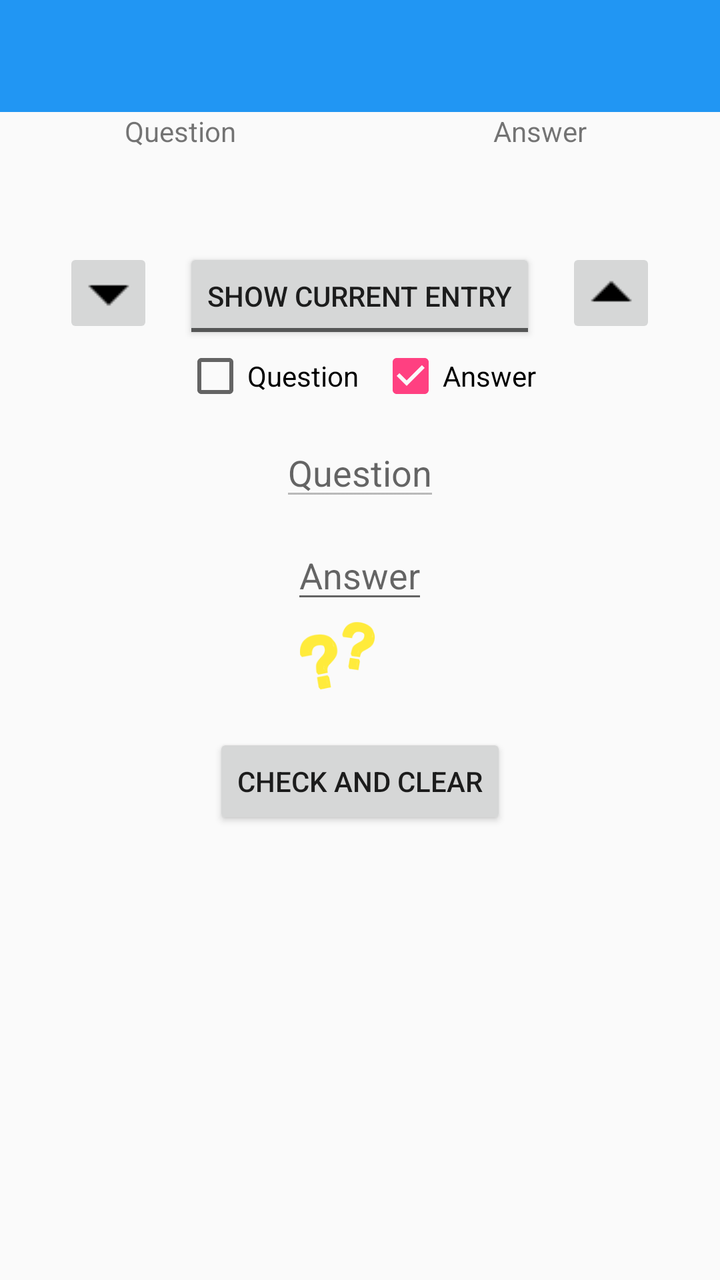
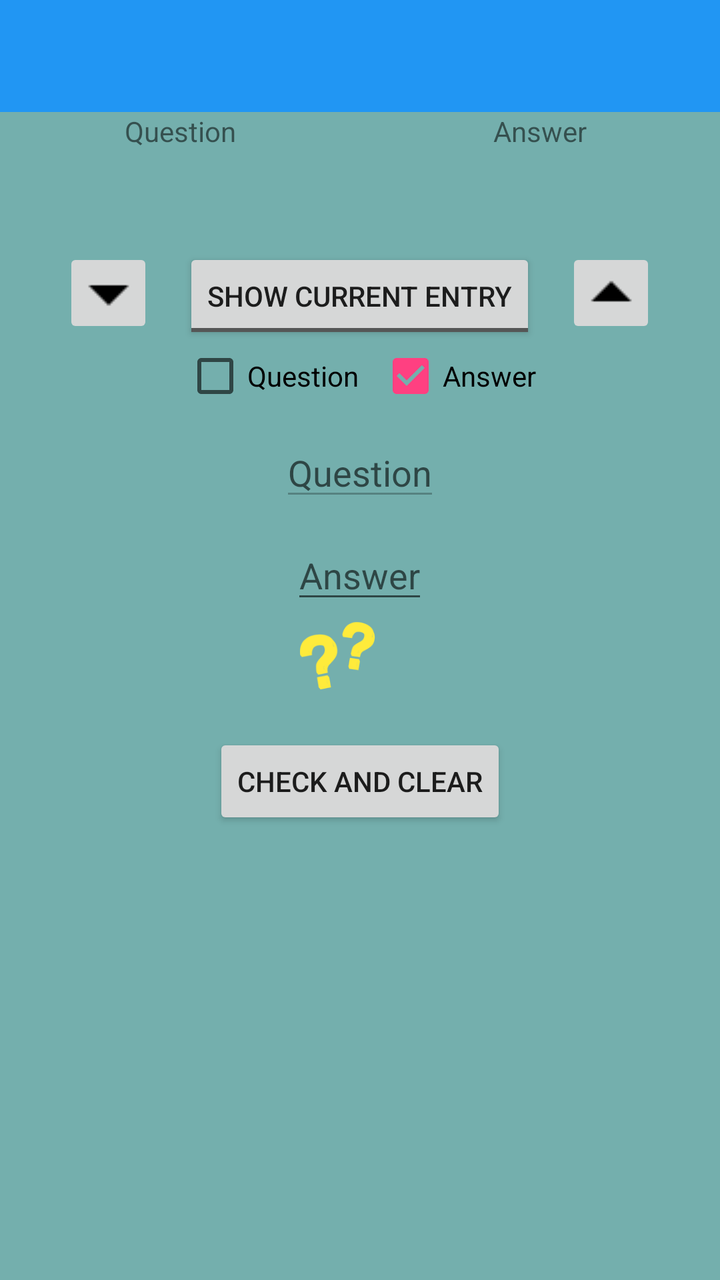

An Android layout rendered at two revisions. The XML below is the earlier revision; the diff shows what the commit changed to produce the second picture.
<!-- AndroidManifest.xml: application theme AppTheme -->
<!-- res/layout/activity_study_wrong_answers.xml -->
<?xml version="1.0" encoding="utf-8"?>
<LinearLayout xmlns:android="http://schemas.android.com/apk/res/android"
    android:layout_width="match_parent"
    android:layout_height="match_parent"
    android:orientation="vertical">

    <android.support.v7.widget.Toolbar xmlns:app="http://schemas.android.com/apk/res-auto"
        android:id="@+id/toolbar_main_activity"
        android:layout_width="match_parent"
        android:layout_height="?attr/actionBarSize"
        android:background="?attr/colorPrimary"
        android:minHeight="?attr/actionBarSize"/>


    <ScrollView
        android:layout_width="match_parent"
        android:layout_height="wrap_content">


        <LinearLayout
            android:layout_width="match_parent"
            android:layout_height="wrap_content"
            android:orientation="vertical">

            <LinearLayout
                android:layout_width="match_parent"
                android:layout_height="wrap_content"
                android:layout_gravity="center_horizontal"
                android:orientation="horizontal">

                <TextView
                    android:layout_width="0dp"
                    android:layout_height="wrap_content"
                    android:layout_weight="1"
                    android:gravity="center"
                    android:text="@string/question" />

                <TextView
                    android:layout_width="0dp"
                    android:layout_height="wrap_content"
                    android:layout_weight="1"
                    android:gravity="center"
                    android:text="@string/answer" />

            </LinearLayout>

            <LinearLayout
                android:layout_width="match_parent"
                android:layout_height="wrap_content"
                android:orientation="horizontal">

                <TextView
                    android:id="@+id/current_study_question"
                    android:layout_width="0dp"
                    android:layout_height="wrap_content"
                    android:layout_marginRight="5dp"
                    android:layout_weight="1"
                    android:gravity="center" />

                <TextView
                    android:id="@+id/current_study_answer"
                    android:layout_width="0dp"
                    android:layout_height="wrap_content"
                    android:layout_marginLeft="5dp"
                    android:layout_weight="1"
                    android:gravity="center" />

            </LinearLayout>

            <LinearLayout
                android:layout_width="wrap_content"
                android:layout_height="wrap_content"
                android:layout_gravity="center_horizontal"
                android:layout_marginTop="30dp">

                <ImageButton
                    android:id="@+id/down"
                    android:layout_width="45dp"
                    android:layout_height="45dp"
                    android:src="@drawable/ic_arrow_drop_down_black_24dp" />

                <ToggleButton
                    android:id="@+id/show_current_study_entry"
                    android:layout_width="wrap_content"
                    android:layout_height="wrap_content"
                    android:layout_gravity="center"
                    android:layout_marginLeft="15dp"
                    android:layout_marginRight="15dp"
                    android:textOff="@string/show_current_entry"
                    android:textOn="@string/hide_current_entry" />

                <ImageButton
                    android:id="@+id/up"
                    android:layout_width="45dp"
                    android:layout_height="45dp"
                    android:src="@drawable/ic_arrow_drop_up_black_24dp" />
            </LinearLayout>


            <LinearLayout
                android:layout_width="wrap_content"
                android:layout_height="wrap_content"
                android:layout_gravity="center"
                android:layout_marginBottom="10dp"
                android:orientation="horizontal">

                <CheckBox
                    android:id="@+id/study_question"
                    android:layout_width="wrap_content"
                    android:layout_height="wrap_content"
                    android:layout_marginRight="5dp"
                    android:checked="false"
                    android:text="@string/question" />

                <CheckBox
                    android:id="@+id/study_answer"
                    android:layout_width="wrap_content"
                    android:layout_height="wrap_content"
                    android:layout_marginLeft="5dp"
                    android:checked="true"
                    android:text="@string/answer" />
            </LinearLayout>

            <LinearLayout
                android:layout_width="match_parent"
                android:layout_height="wrap_content"
                android:orientation="vertical">

                <EditText
                    android:id="@+id/question"
                    android:layout_width="wrap_content"
                    android:layout_height="wrap_content"
                    android:layout_gravity="center"
                    android:layout_marginBottom="10dp"
                    android:hint="@string/question"
                    android:minLines="1"
                    android:scrollbarAlwaysDrawVerticalTrack="true"
                    android:imeOptions="flagNoExtractUi"
                    android:enabled="false"/>

                <EditText
                    android:id="@+id/answer"
                    android:layout_width="wrap_content"
                    android:layout_height="wrap_content"
                    android:layout_gravity="center"
                    android:hint="@string/answer"
                    android:minLines="1"
                    android:scrollbarAlwaysDrawVerticalTrack="true"
                    android:imeOptions="flagNoExtractUi"/>

                <LinearLayout
                    android:layout_width="wrap_content"
                    android:layout_height="wrap_content"
                    android:layout_gravity="center">

                    <ImageView
                        android:id="@+id/result_image"
                        android:layout_width="45dp"
                        android:layout_height="45dp"
                        android:src="@drawable/ic_question_marks" />

                    <TextView
                        android:id="@+id/correct_answers"
                        android:layout_width="wrap_content"
                        android:layout_height="wrap_content"
                        android:layout_marginLeft="10dp"
                        android:layout_marginRight="10dp"
                        android:textColor="#00FF70"
                        android:textSize="30dp" />
                </LinearLayout>

            </LinearLayout>

            <LinearLayout
                android:layout_width="wrap_content"
                android:layout_height="wrap_content"
                android:layout_gravity="center_horizontal"
                android:layout_marginTop="15dp"
                android:orientation="horizontal">

                <Button
                    android:id="@+id/check_and_clear"
                    android:layout_width="wrap_content"
                    android:layout_height="wrap_content"
                    android:text="@string/check_and_clear" />

            </LinearLayout>
        </LinearLayout>
    </ScrollView>
</LinearLayout>
<!-- resources referenced by this layout -->
<resources>
  <!-- drawable ic_arrow_drop_down_black_24dp: png bitmap (drawable, 119 bytes) -->
  <!-- drawable ic_arrow_drop_up_black_24dp: png bitmap (drawable, 119 bytes) -->
  <!-- drawable ic_question_marks: png bitmap (drawable-hdpi, 3010 bytes) -->
  <string name="answer">Answer</string>
  <string name="check_and_clear">Check And Clear</string>
  <string name="hide_current_entry">Hide current entry</string>
  <string name="question">Question</string>
  <string name="show_current_entry">Show current entry</string>
  <style name="AppTheme" parent="MyTheme.Base">
      </style>
  <style name="MyTheme.Base" parent="Theme.AppCompat.Light.DarkActionBar">
          <item name="windowNoTitle">true</item>
          <item name="windowActionBar">false</item>
          <item name="colorPrimary">#2196F3</item>
          <item name="colorPrimaryDark">#1976D2</item>
          <item name="colorAccent">#FF4081</item>
      </style>
</resources>

<!-- the commit's change to res/layout/activity_study_wrong_answers.xml (unified diff, before → after) -->
@@ -2,7 +2,8 @@
 <LinearLayout xmlns:android="http://schemas.android.com/apk/res/android"
     android:layout_width="match_parent"
     android:layout_height="match_parent"
-    android:orientation="vertical">
+    android:orientation="vertical"
+    android:background="#74AFAD">
 
     <android.support.v7.widget.Toolbar xmlns:app="http://schemas.android.com/apk/res-auto"
         android:id="@+id/toolbar_main_activity"
